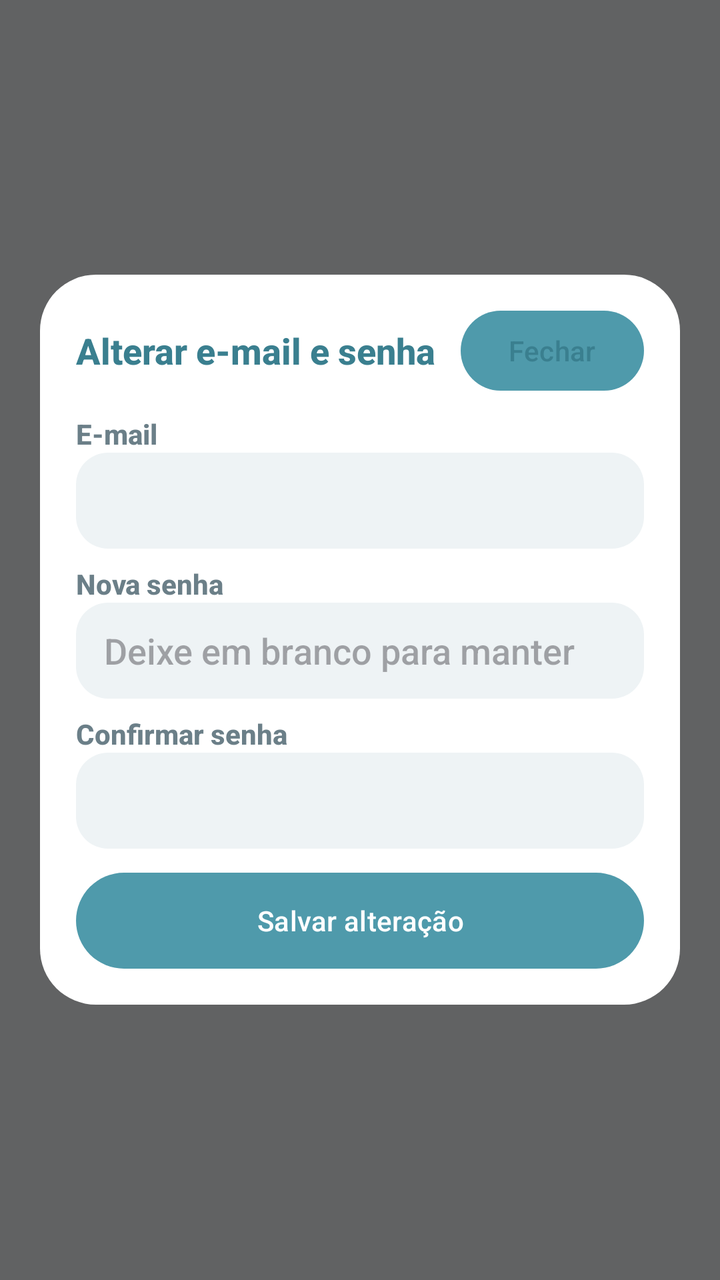
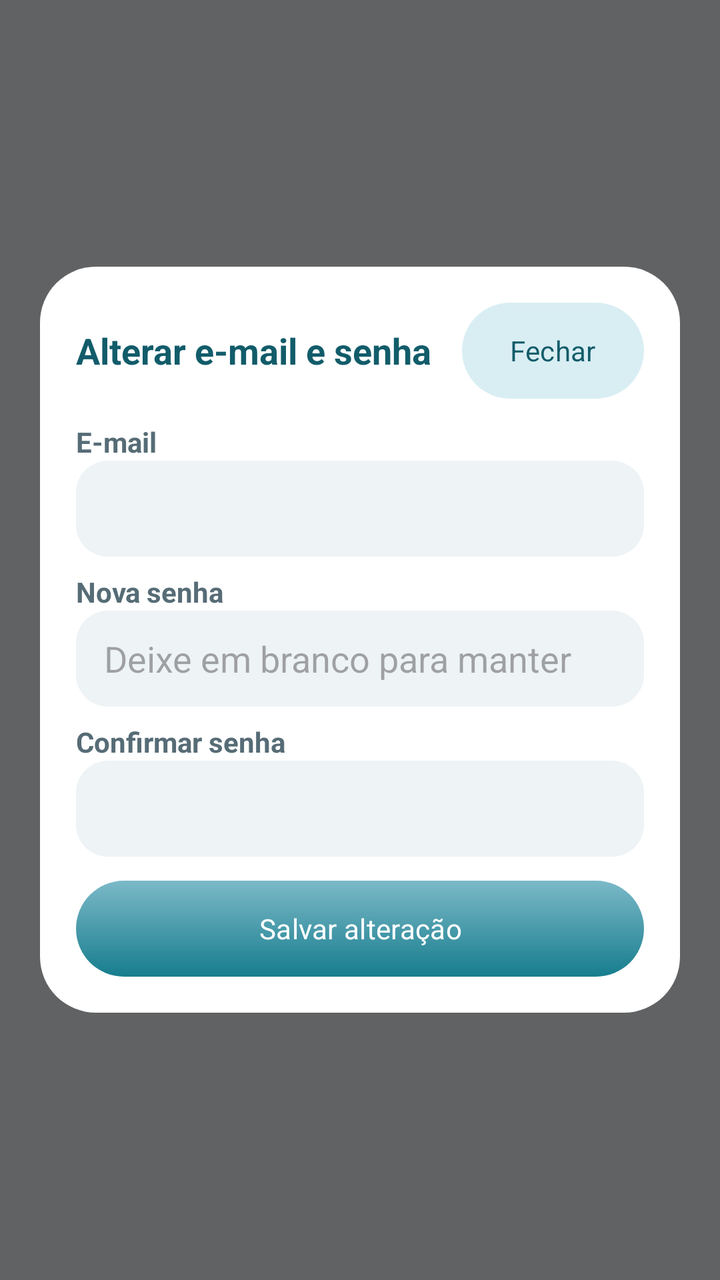

The first picture is an Android layout as it rendered before a commit; the second is the same layout after the commit. The layout source and the unified diff follow.
<!-- AndroidManifest.xml: application theme Theme.AppDaMaya -->
<!-- res/layout/dialog_credentials.xml -->
<?xml version="1.0" encoding="utf-8"?>
<FrameLayout xmlns:android="http://schemas.android.com/apk/res/android"
    android:layout_width="match_parent"
    android:layout_height="match_parent"
    android:background="#99000000"
    android:clickable="true"
    android:focusable="true">

    <LinearLayout
        android:layout_width="match_parent"
        android:layout_height="wrap_content"
        android:layout_gravity="center"
        android:layout_margin="20dp"
        android:background="@drawable/bg_login_shell"
        android:orientation="vertical"
        android:padding="18dp">

        <LinearLayout
            android:layout_width="match_parent"
            android:layout_height="wrap_content"
            android:gravity="center_vertical"
            android:orientation="horizontal">

            <TextView
                android:layout_width="0dp"
                android:layout_height="wrap_content"
                android:layout_weight="1"
                android:text="@string/credentials_title"
                android:textColor="@color/maya_accent_deep"
                android:textSize="18sp"
                android:textStyle="bold" />

            <Button
                android:id="@+id/buttonCloseCredentials"
                android:layout_width="wrap_content"
                android:layout_height="40dp"
                android:background="@drawable/bg_btn_ghost"
                android:text="@string/action_close"
                android:textAllCaps="false"
                android:textColor="@color/maya_accent_deep" />
        </LinearLayout>

        <TextView
            android:layout_width="wrap_content"
            android:layout_height="wrap_content"
            android:layout_marginTop="12dp"
            android:text="@string/label_email"
            android:textColor="@color/maya_text_muted"
            android:textStyle="bold" />

        <EditText
            android:id="@+id/inputProfileEmail"
            android:layout_width="match_parent"
            android:layout_height="wrap_content"
            android:background="@drawable/bg_input"
            android:inputType="textEmailAddress"
            android:minHeight="48dp"
            android:paddingHorizontal="14dp" />

        <TextView
            android:layout_width="wrap_content"
            android:layout_height="wrap_content"
            android:layout_marginTop="8dp"
            android:text="@string/label_new_password"
            android:textColor="@color/maya_text_muted"
            android:textStyle="bold" />

        <EditText
            android:id="@+id/inputProfilePassword"
            android:layout_width="match_parent"
            android:layout_height="wrap_content"
            android:background="@drawable/bg_input"
            android:hint="@string/hint_keep_password"
            android:inputType="textPassword"
            android:minHeight="48dp"
            android:paddingHorizontal="14dp" />

        <TextView
            android:layout_width="wrap_content"
            android:layout_height="wrap_content"
            android:layout_marginTop="8dp"
            android:text="@string/label_confirm_password"
            android:textColor="@color/maya_text_muted"
            android:textStyle="bold" />

        <EditText
            android:id="@+id/inputProfilePasswordConfirm"
            android:layout_width="match_parent"
            android:layout_height="wrap_content"
            android:background="@drawable/bg_input"
            android:inputType="textPassword"
            android:minHeight="48dp"
            android:paddingHorizontal="14dp" />

        <TextView
            android:id="@+id/textCredentialsError"
            android:layout_width="match_parent"
            android:layout_height="wrap_content"
            android:layout_marginTop="8dp"
            android:textColor="@color/maya_danger"
            android:visibility="gone" />

        <Button
            android:id="@+id/buttonSaveCredentials"
            android:layout_width="match_parent"
            android:layout_height="48dp"
            android:layout_marginTop="12dp"
            android:background="@drawable/bg_btn_primary"
            android:text="@string/action_save"
            android:textAllCaps="false"
            android:textColor="@color/white" />
    </LinearLayout>
</FrameLayout>
<!-- resources referenced by this layout -->
<resources>
  <color name="maya_accent_deep">#3A7F8F</color>
  <color name="maya_danger">#E25B5B</color>
  <color name="maya_text_muted">#6B7F88</color>
  <color name="white">#FFFFFFFF</color>
  <!-- drawable bg_btn_ghost (drawable) -->
  <?xml version="1.0" encoding="utf-8"?>
  <shape xmlns:android="http://schemas.android.com/apk/res/android">
      <solid android:color="@color/maya_accent_soft" />
      <corners android:radius="999dp" />
  </shape>
  <!-- drawable bg_btn_primary (drawable) -->
  <?xml version="1.0" encoding="utf-8"?>
  <shape xmlns:android="http://schemas.android.com/apk/res/android">
      <gradient
          android:angle="145"
          android:endColor="@color/maya_accent_strong"
          android:startColor="@color/maya_accent"
          android:type="linear" />
      <corners android:radius="999dp" />
  </shape>
  <!-- drawable bg_input (drawable) -->
  <?xml version="1.0" encoding="utf-8"?>
  <shape xmlns:android="http://schemas.android.com/apk/res/android">
      <solid android:color="@color/maya_bg_input" />
      <corners android:radius="16dp" />
  </shape>
  <!-- drawable bg_login_shell (drawable) -->
  <?xml version="1.0" encoding="utf-8"?>
  <shape xmlns:android="http://schemas.android.com/apk/res/android">
      <solid android:color="@color/white" />
      <corners android:radius="28dp" />
  </shape>
  <string name="action_close">Fechar</string>
  <string name="action_save">Salvar alteração</string>
  <string name="credentials_title">Alterar e-mail e senha</string>
  <string name="hint_keep_password">Deixe em branco para manter</string>
  <string name="label_confirm_password">Confirmar senha</string>
  <string name="label_email">E-mail</string>
  <string name="label_new_password">Nova senha</string>
  <style name="Theme.AppDaMaya" parent="Base.Theme.AppDaMaya" />
  <color name="maya_accent_soft">#D9EEF3</color>
  <color name="maya_accent_strong">#4F9AAB</color>
  <color name="maya_accent">#7BB9C8</color>
  <color name="maya_bg_input">#EEF3F5</color>
  <style name="Base.Theme.AppDaMaya" parent="Theme.Material3.Light.NoActionBar">
          <item name="colorPrimary">@color/maya_accent_strong</item>
          <item name="colorOnPrimary">@color/white</item>
          <item name="colorSecondary">@color/maya_accent</item>
          <item name="android:statusBarColor">@color/maya_accent_strong</item>
          <item name="android:navigationBarColor">@color/maya_bg</item>
          <item name="android:windowBackground">@color/maya_bg</item>
          <item name="android:colorBackground">@color/maya_bg</item>
          <item name="colorSurface">@color/maya_bg_elevated</item>
          <item name="colorOnSurface">@color/maya_text</item>
          <item name="android:fontFamily">sans-serif-medium</item>
      </style>
  <color name="maya_bg">#F3F7F8</color>
  <color name="maya_bg_elevated">#FFFFFF</color>
  <color name="maya_text">#2C3A42</color>
</resources>

<!-- the commit's change to res/layout/dialog_credentials.xml (unified diff, before → after) -->
@@ -1,26 +1,7 @@
-<?xml version="1.0" encoding="utf-8"?>
-<FrameLayout xmlns:android="http://schemas.android.com/apk/res/android"
-    android:layout_width="match_parent"
-    android:layout_height="match_parent"
-    android:background="#99000000"
-    android:clickable="true"
-    android:focusable="true">
-
-    <LinearLayout
-        android:layout_width="match_parent"
-        android:layout_height="wrap_content"
-        android:layout_gravity="center"
-        android:layout_margin="20dp"
-        android:background="@drawable/bg_login_shell"
-        android:orientation="vertical"
-        android:padding="18dp">
-
-        <LinearLayout
-            android:layout_width="match_parent"
-            android:layout_height="wrap_content"
-            android:gravity="center_vertical"
-            android:orientation="horizontal">
-
+<?xml version='1.0' encoding='utf-8'?>
+<FrameLayout xmlns:android="http://schemas.android.com/apk/res/android" xmlns:app="http://schemas.android.com/apk/res-auto" android:layout_width="match_parent" android:layout_height="match_parent" android:background="#99000000" android:clickable="true" android:focusable="true">
+    <LinearLayout android:layout_width="match_parent" android:layout_height="wrap_content" android:layout_gravity="center" android:layout_margin="20dp" android:background="@drawable/bg_login_shell" android:orientation="vertical" android:padding="18dp">
+        <LinearLayout android:layout_width="match_parent" android:layout_height="wrap_content" android:gravity="center_vertical" android:orientation="horizontal">
             <TextView
                 android:layout_width="0dp"
                 android:layout_height="wrap_content"
@@ -29,17 +10,17 @@
                 android:textColor="@color/maya_accent_deep"
                 android:textSize="18sp"
                 android:textStyle="bold" />
-
             <Button
                 android:id="@+id/buttonCloseCredentials"
                 android:layout_width="wrap_content"
-                android:layout_height="40dp"
+                android:layout_height="48dp"
                 android:background="@drawable/bg_btn_ghost"
                 android:text="@string/action_close"
                 android:textAllCaps="false"
-                android:textColor="@color/maya_accent_deep" />
+                android:textColor="@color/maya_accent_deep"
+                android:backgroundTint="@null"
+                app:backgroundTint="@null" />
         </LinearLayout>
-
         <TextView
             android:layout_width="wrap_content"
             android:layout_height="wrap_content"
@@ -47,7 +28,6 @@
             android:text="@string/label_email"
             android:textColor="@color/maya_text_muted"
             android:textStyle="bold" />
-
         <EditText
             android:id="@+id/inputProfileEmail"
             android:layout_width="match_parent"
@@ -56,7 +36,6 @@
             android:inputType="textEmailAddress"
             android:minHeight="48dp"
             android:paddingHorizontal="14dp" />
-
         <TextView
             android:layout_width="wrap_content"
             android:layout_height="wrap_content"
@@ -64,7 +43,6 @@
             android:text="@string/label_new_password"
             android:textColor="@color/maya_text_muted"
             android:textStyle="bold" />
-
         <EditText
             android:id="@+id/inputProfilePassword"
             android:layout_width="match_parent"
@@ -74,7 +52,6 @@
             android:inputType="textPassword"
             android:minHeight="48dp"
             android:paddingHorizontal="14dp" />
-
         <TextView
             android:layout_width="wrap_content"
             android:layout_height="wrap_content"
@@ -82,7 +59,6 @@
             android:text="@string/label_confirm_password"
             android:textColor="@color/maya_text_muted"
             android:textStyle="bold" />
-
         <EditText
             android:id="@+id/inputProfilePasswordConfirm"
             android:layout_width="match_parent"
@@ -91,7 +67,6 @@
             android:inputType="textPassword"
             android:minHeight="48dp"
             android:paddingHorizontal="14dp" />
-
         <TextView
             android:id="@+id/textCredentialsError"
             android:layout_width="match_parent"
@@ -99,7 +74,6 @@
             android:layout_marginTop="8dp"
             android:textColor="@color/maya_danger"
             android:visibility="gone" />
-
         <Button
             android:id="@+id/buttonSaveCredentials"
             android:layout_width="match_parent"
@@ -108,6 +82,8 @@
             android:background="@drawable/bg_btn_primary"
             android:text="@string/action_save"
             android:textAllCaps="false"
-            android:textColor="@color/white" />
+            android:textColor="@color/white"
+            android:backgroundTint="@null"
+            app:backgroundTint="@null" />
     </LinearLayout>
 </FrameLayout>
<!-- resource entries referenced after the edit -->
@@ -1,8 +1,8 @@
 <!-- resources referenced by this layout -->
 <resources>
-  <color name="maya_accent_deep">#3A7F8F</color>
+  <color name="maya_accent_deep">#125C6A</color>
   <color name="maya_danger">#E25B5B</color>
-  <color name="maya_text_muted">#6B7F88</color>
+  <color name="maya_text_muted">#566C76</color>
   <color name="white">#FFFFFFFF</color>
   <!-- drawable bg_btn_ghost (drawable) -->
   <?xml version="1.0" encoding="utf-8"?>
@@ -41,7 +41,7 @@
   <string name="label_new_password">Nova senha</string>
   <style name="Theme.AppDaMaya" parent="Base.Theme.AppDaMaya" />
   <color name="maya_accent_soft">#D9EEF3</color>
-  <color name="maya_accent_strong">#4F9AAB</color>
+  <color name="maya_accent_strong">#177D8D</color>
   <color name="maya_accent">#7BB9C8</color>
   <color name="maya_bg_input">#EEF3F5</color>
   <style name="Base.Theme.AppDaMaya" parent="Theme.Material3.Light.NoActionBar">
@@ -54,10 +54,10 @@
           <item name="android:colorBackground">@color/maya_bg</item>
           <item name="colorSurface">@color/maya_bg_elevated</item>
           <item name="colorOnSurface">@color/maya_text</item>
-          <item name="android:fontFamily">sans-serif-medium</item>
+          <item name="android:fontFamily">sans-serif</item>
       </style>
-  <color name="maya_bg">#F3F7F8</color>
+  <color name="maya_bg">#F4F7F9</color>
   <color name="maya_bg_elevated">#FFFFFF</color>
-  <color name="maya_text">#2C3A42</color>
+  <color name="maya_text">#18333D</color>
 </resources>
 
